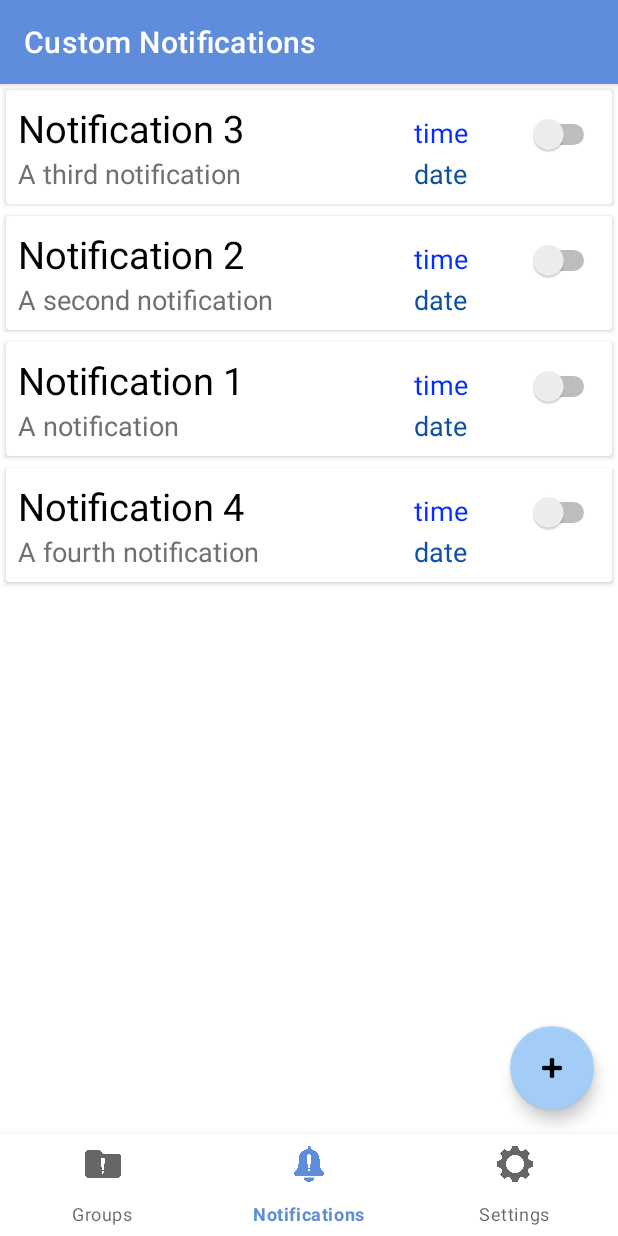
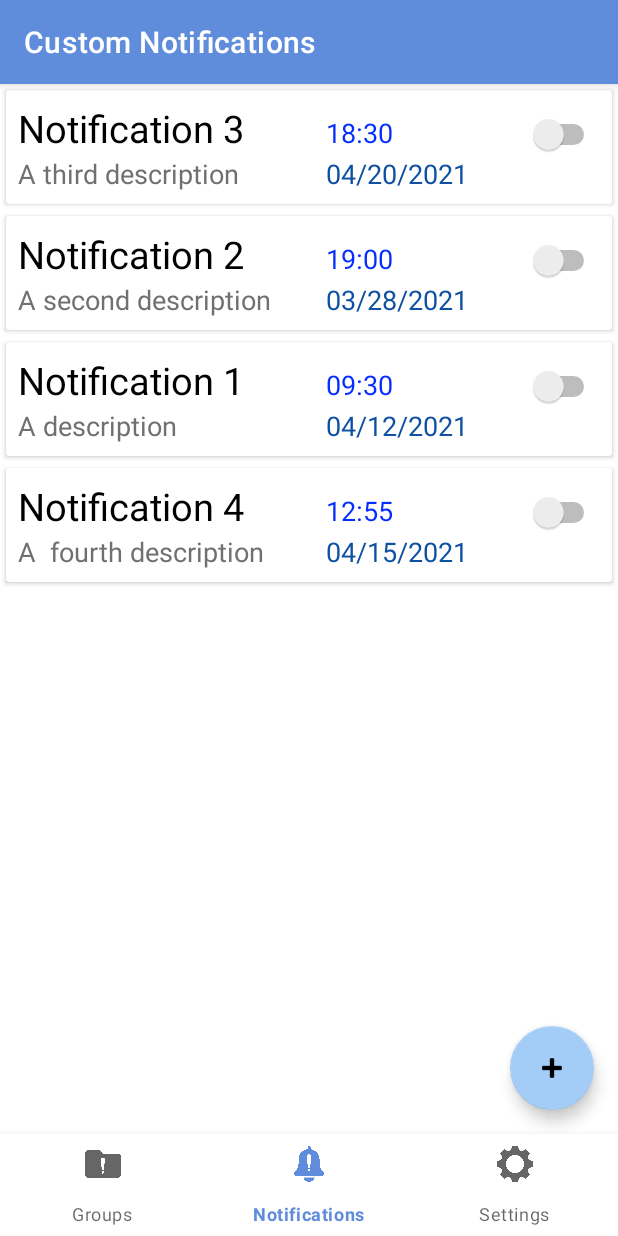
Before and after one commit to Razorwind1/CustomNotificationsApp, an Android app: the screen it shows after launch (MainActivity), on a phone screen of 412 x 824 dp. Run offline under Robolectric (Android 15) with nearby library versions, the phone set to English and light mode, and no system bars; our stand-ins replace Dagger/Hilt's generated code, Room's generated code, data binding, navigation-ui.

Commit message:
set up edit notification dialog
auto populate with data
handle updating notification in db

```diff
--- a/app/src/main/java/edu/uc/hickmadc/customnotifications/adapters/NotificationsAdapter.kt
+++ b/app/src/main/java/edu/uc/hickmadc/customnotifications/adapters/NotificationsAdapter.kt
@@ -31,8 +31,10 @@ class NotificationsAdapter(private var onEdit: (Notification) -> Unit) :
         fun bind(item: Notification) {
             binding.apply {
                 title.text = item.title
-                subtext.text = item.subtext
+                desc.text = item.desc
                 active.isChecked = false
+                time.text = item.time
+                day.text = item.date
                 grid.setOnClickListener {
                     onEdit(item)
                 }
--- a/app/src/main/java/edu/uc/hickmadc/customnotifications/dao/INotificationDAO.kt
+++ b/app/src/main/java/edu/uc/hickmadc/customnotifications/dao/INotificationDAO.kt
@@ -1,11 +1,11 @@
 package edu.uc.hickmadc.customnotifications.dao
 
+import androidx.room.Query
 import androidx.room.Dao
-import androidx.room.Query
 import androidx.room.Insert
-import androidx.room.OnConflictStrategy
 import androidx.room.Update
 import androidx.room.Delete
+import androidx.room.OnConflictStrategy
 import edu.uc.hickmadc.customnotifications.dto.Notification
 import kotlinx.coroutines.flow.Flow
 
@@ -14,6 +14,9 @@ interface INotificationDAO {
 
     @Query("SELECT * FROM notification")
     fun getAllNotifications(): Flow<List<Notification>>
+
+    @Query("SELECT * FROM notification WHERE notificationId = :id")
+    suspend fun get(id: Int): Notification
 
     @Insert(onConflict = OnConflictStrategy.REPLACE)
     suspend fun insert(notification: Notification)
--- a/app/src/main/java/edu/uc/hickmadc/customnotifications/dao/NotificationDatabase.kt
+++ b/app/src/main/java/edu/uc/hickmadc/customnotifications/dao/NotificationDatabase.kt
@@ -28,28 +28,44 @@ abstract class NotificationDatabase : RoomDatabase() {
                     Notification(
                         "Notification 3",
                         "A third notification",
-                        "A third description"
+                        "A third description",
+                        "04/20/2021",
+                        "",
+                        "18:30",
+                        "Never"
                     )
                 )
                 dao.insert(
                     Notification(
                         "Notification 2",
                         "A second notification",
-                        "A second description"
+                        "A second description",
+                        "03/28/2021",
+                        "",
+                        "19:00",
+                        "Daily"
                     )
                 )
                 dao.insert(
                     Notification(
                         "Notification 1",
                         "A notification",
-                        "A description"
+                        "A description",
+                        "04/12/2021",
+                        "",
+                        "09:30",
+                        "Monthly"
                     )
                 )
                 dao.insert(
                     Notification(
                         "Notification 4 ",
                         "A fourth notification",
-                        "A  fourth description"
+                        "A  fourth description",
+                        "04/15/2021",
+                        "",
+                        "12:55",
+                        "Never"
                     )
                 )
             }
--- a/app/src/main/java/edu/uc/hickmadc/customnotifications/service/NotificationService.kt
+++ b/app/src/main/java/edu/uc/hickmadc/customnotifications/service/NotificationService.kt
@@ -12,6 +12,8 @@ class NotificationService @Inject constructor(
 
     fun getNotifications() = notificationDao.getAllNotifications()
 
+    suspend fun get(id: Int) = notificationDao.get(id)
+
     suspend fun save(notification: Notification) {
         notificationDao.save(notification)
     }
--- a/app/src/main/res/layout/list_item_notification.xml
+++ b/app/src/main/res/layout/list_item_notification.xml
@@ -32,34 +32,12 @@
 
     >
 
-    <!--<CheckBox
-        android:id="@+id/active"
-        android:layout_width="wrap_content"
-        android:layout_height="wrap_content"
-        android:layout_alignParentStart="true"
-        android:minWidth="0dp"
-        android:minHeight="0dp" />
-
     <TextView
-        android:id="@+id/title"
-        android:layout_width="wrap_content"
-        android:layout_height="wrap_content"
-        android:layout_alignTop="@id/active"
-        android:layout_alignBottom="@id/active"
-        android:layout_toEndOf="@id/active"
-        android:ellipsize="end"
-        android:gravity="center_vertical"
-        android:maxLines="1"
-        android:textColor="@color/black"
-        tools:text="Example item" />-->
-
-
-    <TextView
-        android:id="@+id/subtext"
+        android:id="@+id/desc"
         android:layout_width="wrap_content"
         android:layout_height="wrap_content"
         android:layout_row="1"
-        android:text="Subtext"
+        android:text="Description"
         android:textColor="#707070"
         android:textSize="18sp" />
 
```
Also changed, not shown: app/src/main/java/edu/uc/hickmadc/customnotifications/ui/main/DialogPopupFragment.kt (+76 -24 lines), app/src/main/java/edu/uc/hickmadc/customnotifications/ui/main/NotificationViewModel.kt (+23 -3 lines).
